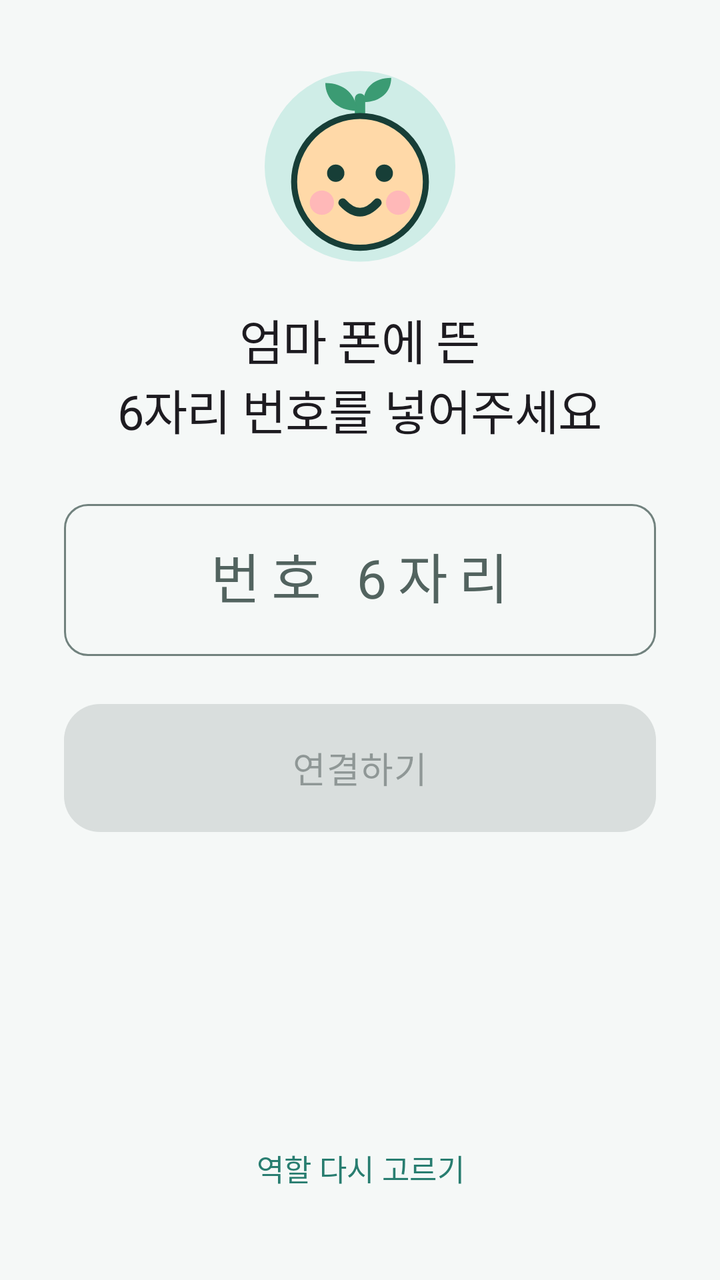
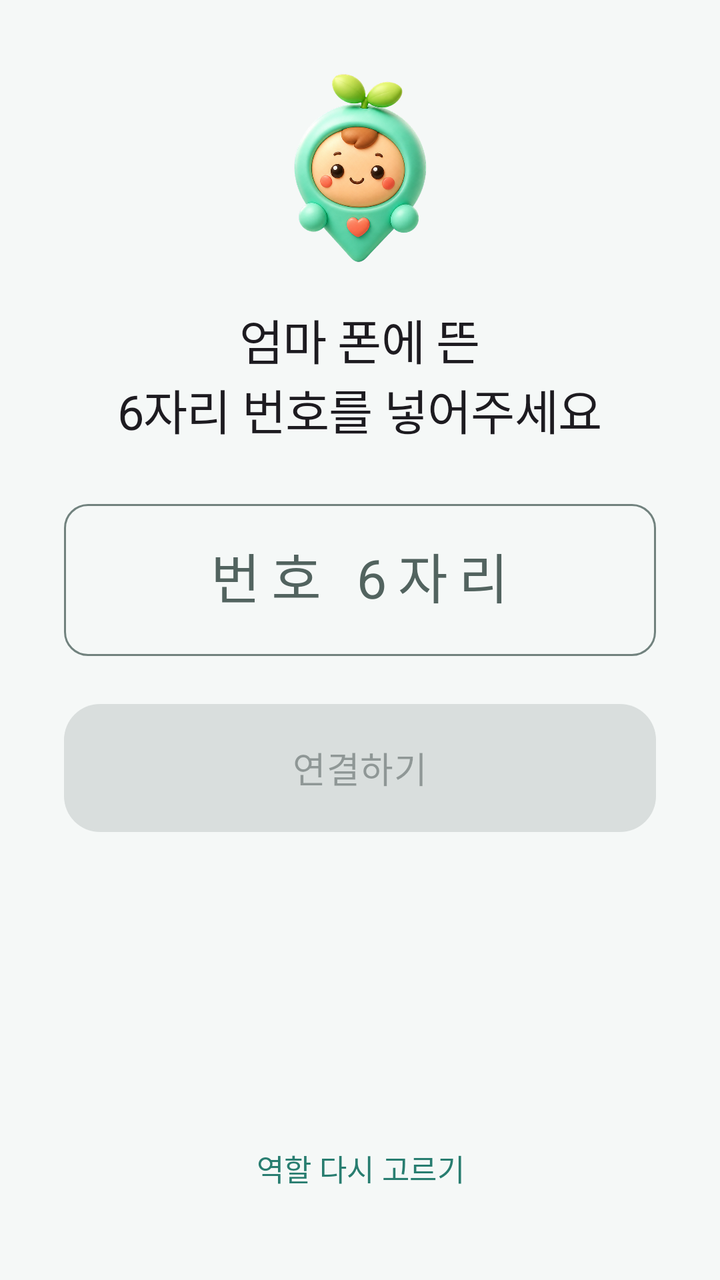

Two renders of the same Android screen: before a commit and after it. Below are the layout's source before the change and the commit's diff.
<!-- AndroidManifest.xml: application theme Theme.KidCare -->
<!-- res/layout/activity_child_pairing.xml -->
<?xml version="1.0" encoding="utf-8"?>
<LinearLayout xmlns:android="http://schemas.android.com/apk/res/android"
    android:layout_width="match_parent"
    android:layout_height="match_parent"
    android:orientation="vertical"
    android:gravity="center"
    android:padding="32dp"
    android:fitsSystemWindows="true">

    <ImageView
        android:layout_width="104dp"
        android:layout_height="104dp"
        android:layout_marginBottom="16dp"
        android:importantForAccessibility="no"
        android:src="@drawable/ic_mascot" />

    <TextView
        android:layout_width="wrap_content"
        android:layout_height="wrap_content"
        android:layout_marginBottom="24dp"
        android:gravity="center"
        android:text="@string/pairing_child_title"
        android:textAppearance="?attr/textAppearanceHeadlineSmall" />

    <com.google.android.material.textfield.TextInputLayout
        android:layout_width="match_parent"
        android:layout_height="wrap_content">

        <com.google.android.material.textfield.TextInputEditText
            android:id="@+id/code_input"
            android:layout_width="match_parent"
            android:layout_height="wrap_content"
            android:gravity="center"
            android:hint="@string/pairing_child_hint"
            android:inputType="textCapCharacters"
            android:maxLength="8"
            android:letterSpacing="0.2"
            android:paddingVertical="20dp"
            android:textAppearance="?attr/textAppearanceHeadlineMedium" />
    </com.google.android.material.textfield.TextInputLayout>

    <TextView
        android:id="@+id/error_text"
        android:layout_width="match_parent"
        android:layout_height="wrap_content"
        android:layout_marginTop="12dp"
        android:background="?attr/colorErrorContainer"
        android:gravity="center"
        android:paddingHorizontal="16dp"
        android:paddingVertical="12dp"
        android:textAppearance="?attr/textAppearanceBodyMedium"
        android:textColor="?attr/colorOnErrorContainer"
        android:visibility="gone" />

    <com.google.android.material.button.MaterialButton
        android:id="@+id/join_button"
        android:layout_width="match_parent"
        android:layout_height="64dp"
        android:layout_marginTop="24dp"
        android:enabled="false"
        android:text="@string/pairing_child_join"
        android:textAppearance="?attr/textAppearanceTitleMedium" />

    
    <Space
        android:layout_width="match_parent"
        android:layout_height="0dp"
        android:layout_weight="1" />

    <com.google.android.material.button.MaterialButton
        android:id="@+id/reset_role_button"
        style="@style/Widget.KidCare.Button.Text"
        android:layout_width="wrap_content"
        android:layout_height="wrap_content"
        android:text="@string/pairing_reset_role_button" />
</LinearLayout>
<!-- resources referenced by this layout -->
<resources>
  <!-- drawable ic_mascot (drawable) -->
  <?xml version="1.0" encoding="utf-8"?>
  <vector xmlns:android="http://schemas.android.com/apk/res/android"
      android:width="120dp"
      android:height="120dp"
      android:viewportWidth="120"
      android:viewportHeight="120">
  
      <path
          android:pathData="M60,4 a55,55 0 1,0 0,110 a55,55 0 1,0 0,-110 Z"
          android:fillColor="@color/mascot_bg" />
  
      
      <path
          android:pathData="M60,34 L60,20"
          android:strokeColor="@color/mascot_leaf"
          android:strokeWidth="6"
          android:strokeLineCap="round" />
  
      
      <path
          android:pathData="M58,27 C47,27 40,20 40,11 C51,11 58,18 58,27 Z"
          android:fillColor="@color/mascot_leaf" />
      <path
          android:pathData="M62,22 C72,22 78,16 78,8 C68,8 62,14 62,22 Z"
          android:fillColor="@color/mascot_leaf" />
  
      
      <path
          android:pathData="M22,68 a38,38 0 1,0 76,0 a38,38 0 1,0 -76,0 Z"
          android:fillColor="@color/mascot_face"
          android:strokeColor="@color/mascot_line"
          android:strokeWidth="3.5" />
  
      
      <path
          android:pathData="M31,80 a7,7 0 1,0 14,0 a7,7 0 1,0 -14,0 Z"
          android:fillColor="@color/mascot_cheek" />
      <path
          android:pathData="M75,80 a7,7 0 1,0 14,0 a7,7 0 1,0 -14,0 Z"
          android:fillColor="@color/mascot_cheek" />
  
      
      <path
          android:pathData="M41,63 a5,5 0 1,0 10,0 a5,5 0 1,0 -10,0 Z"
          android:fillColor="@color/mascot_line" />
      <path
          android:pathData="M69,63 a5,5 0 1,0 10,0 a5,5 0 1,0 -10,0 Z"
          android:fillColor="@color/mascot_line" />
  
      
      <path
          android:pathData="M50,80 Q60,91 70,80"
          android:strokeColor="@color/mascot_line"
          android:strokeWidth="5"
          android:strokeLineCap="round" />
  </vector>
  <string name="pairing_child_hint">번호 6자리</string>
  <string name="pairing_child_join">연결하기</string>
  <string name="pairing_child_title">엄마 폰에 뜬\n6자리 번호를 넣어주세요</string>
  <string name="pairing_reset_role_button">역할 다시 고르기</string>
  <color name="mascot_bg">#CFEDE7</color>
  <color name="mascot_leaf">#3B9B73</color>
  <color name="mascot_face">#FFD9A8</color>
  <color name="mascot_line">#173E37</color>
  <color name="mascot_cheek">#FFB8B8</color>
  <style parent="" name="ShapeAppearance.KidCare.Medium">
          <item name="cornerFamily">rounded</item>
          <item name="cornerSize">18dp</item>
      </style>
  <color name="sky">#287D70</color>
  <color name="on_accent">#FFFFFF</color>
  <color name="sky_soft">#D8EEE9</color>
  <color name="ink">#172522</color>
  <color name="apricot">#F2A65A</color>
  <color name="apricot_soft">#FFF0DF</color>
  <color name="on_apricot_soft">#4A2B0D</color>
  <color name="grass">#4EA970</color>
  <color name="grass_soft">#DDF3E4</color>
  <color name="berry_ink">#A23E3E</color>
  <color name="paper_card">#FFFFFF</color>
  <color name="berry_soft">#FCE7E7</color>
  <color name="on_berry_soft">#4B1717</color>
  <color name="paper">#F5F8F7</color>
  <color name="paper_fold">#E8F0EE</color>
  <color name="ink_soft">#52635F</color>
  <color name="line">#71827E</color>
  <color name="line_soft">#D8E3E0</color>
  <style parent="" name="ShapeAppearance.KidCare.ExtraSmall">
          <item name="cornerFamily">rounded</item>
          <item name="cornerSize">6dp</item>
      </style>
  <style parent="" name="ShapeAppearance.KidCare.Small">
          <item name="cornerFamily">rounded</item>
          <item name="cornerSize">12dp</item>
      </style>
  <style parent="" name="ShapeAppearance.KidCare.Large">
          <item name="cornerFamily">rounded</item>
          <item name="cornerSize">24dp</item>
      </style>
  <style parent="" name="ShapeAppearance.KidCare.ExtraLarge">
          <item name="cornerFamily">rounded</item>
          <item name="cornerSize">28dp</item>
      </style>
  <style parent="" name="ShapeAppearance.KidCare.Pill">
          <item name="cornerFamily">rounded</item>
          <item name="cornerSize">50%</item>
      </style>
  <!-- unchanged entries left out for length: 23 -->
</resources>

<!-- the commit's change to res/layout/activity_child_pairing.xml (unified diff, before → after) -->
@@ -12,7 +12,7 @@
         android:layout_height="104dp"
         android:layout_marginBottom="16dp"
         android:importantForAccessibility="no"
-        android:src="@drawable/ic_mascot" />
+        android:src="@drawable/mascot_3d" />
 
     <TextView
         android:layout_width="wrap_content"
<!-- resource entries referenced after the edit -->
@@ -1,71 +1,10 @@
 <!-- resources referenced by this layout -->
 <resources>
-  <!-- drawable ic_mascot (drawable) -->
-  <?xml version="1.0" encoding="utf-8"?>
-  <vector xmlns:android="http://schemas.android.com/apk/res/android"
-      android:width="120dp"
-      android:height="120dp"
-      android:viewportWidth="120"
-      android:viewportHeight="120">
-  
-      <path
-          android:pathData="M60,4 a55,55 0 1,0 0,110 a55,55 0 1,0 0,-110 Z"
-          android:fillColor="@color/mascot_bg" />
-  
-      
-      <path
-          android:pathData="M60,34 L60,20"
-          android:strokeColor="@color/mascot_leaf"
-          android:strokeWidth="6"
-          android:strokeLineCap="round" />
-  
-      
-      <path
-          android:pathData="M58,27 C47,27 40,20 40,11 C51,11 58,18 58,27 Z"
-          android:fillColor="@color/mascot_leaf" />
-      <path
-          android:pathData="M62,22 C72,22 78,16 78,8 C68,8 62,14 62,22 Z"
-          android:fillColor="@color/mascot_leaf" />
-  
-      
-      <path
-          android:pathData="M22,68 a38,38 0 1,0 76,0 a38,38 0 1,0 -76,0 Z"
-          android:fillColor="@color/mascot_face"
-          android:strokeColor="@color/mascot_line"
-          android:strokeWidth="3.5" />
-  
-      
-      <path
-          android:pathData="M31,80 a7,7 0 1,0 14,0 a7,7 0 1,0 -14,0 Z"
-          android:fillColor="@color/mascot_cheek" />
-      <path
-          android:pathData="M75,80 a7,7 0 1,0 14,0 a7,7 0 1,0 -14,0 Z"
-          android:fillColor="@color/mascot_cheek" />
-  
-      
-      <path
-          android:pathData="M41,63 a5,5 0 1,0 10,0 a5,5 0 1,0 -10,0 Z"
-          android:fillColor="@color/mascot_line" />
-      <path
-          android:pathData="M69,63 a5,5 0 1,0 10,0 a5,5 0 1,0 -10,0 Z"
-          android:fillColor="@color/mascot_line" />
-  
-      
-      <path
-          android:pathData="M50,80 Q60,91 70,80"
-          android:strokeColor="@color/mascot_line"
-          android:strokeWidth="5"
-          android:strokeLineCap="round" />
-  </vector>
+  <!-- drawable mascot_3d: png bitmap (drawable-nodpi, 375382 bytes) -->
   <string name="pairing_child_hint">번호 6자리</string>
   <string name="pairing_child_join">연결하기</string>
   <string name="pairing_child_title">엄마 폰에 뜬\n6자리 번호를 넣어주세요</string>
   <string name="pairing_reset_role_button">역할 다시 고르기</string>
-  <color name="mascot_bg">#CFEDE7</color>
-  <color name="mascot_leaf">#3B9B73</color>
-  <color name="mascot_face">#FFD9A8</color>
-  <color name="mascot_line">#173E37</color>
-  <color name="mascot_cheek">#FFB8B8</color>
   <style parent="" name="ShapeAppearance.KidCare.Medium">
           <item name="cornerFamily">rounded</item>
           <item name="cornerSize">18dp</item>
